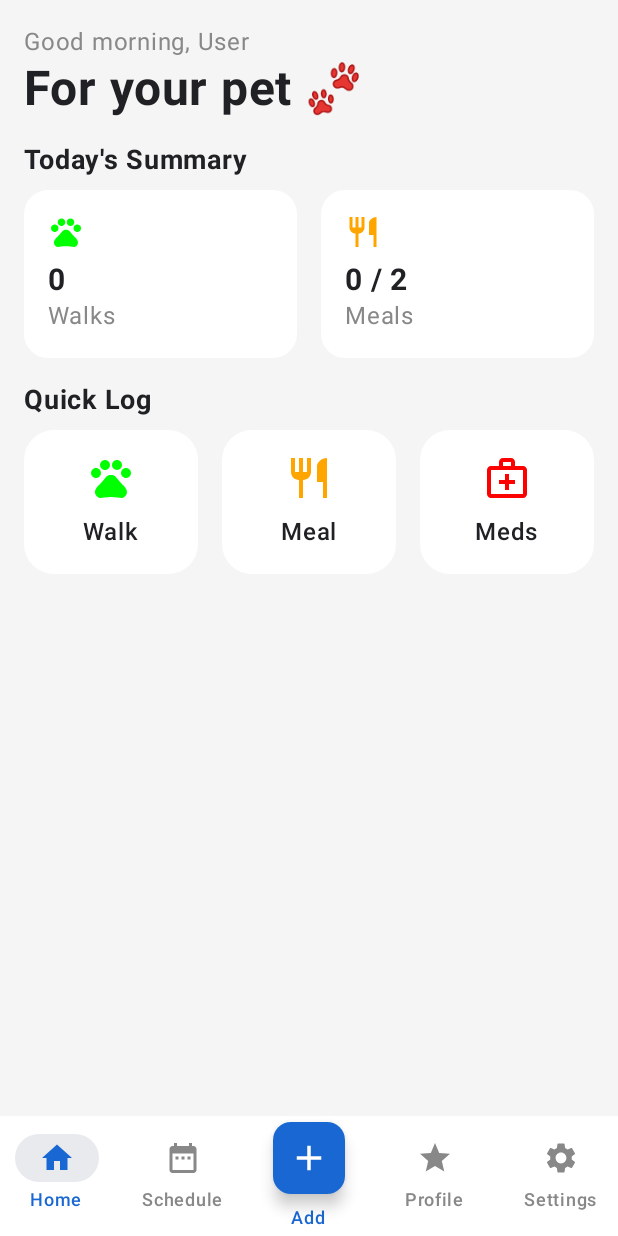
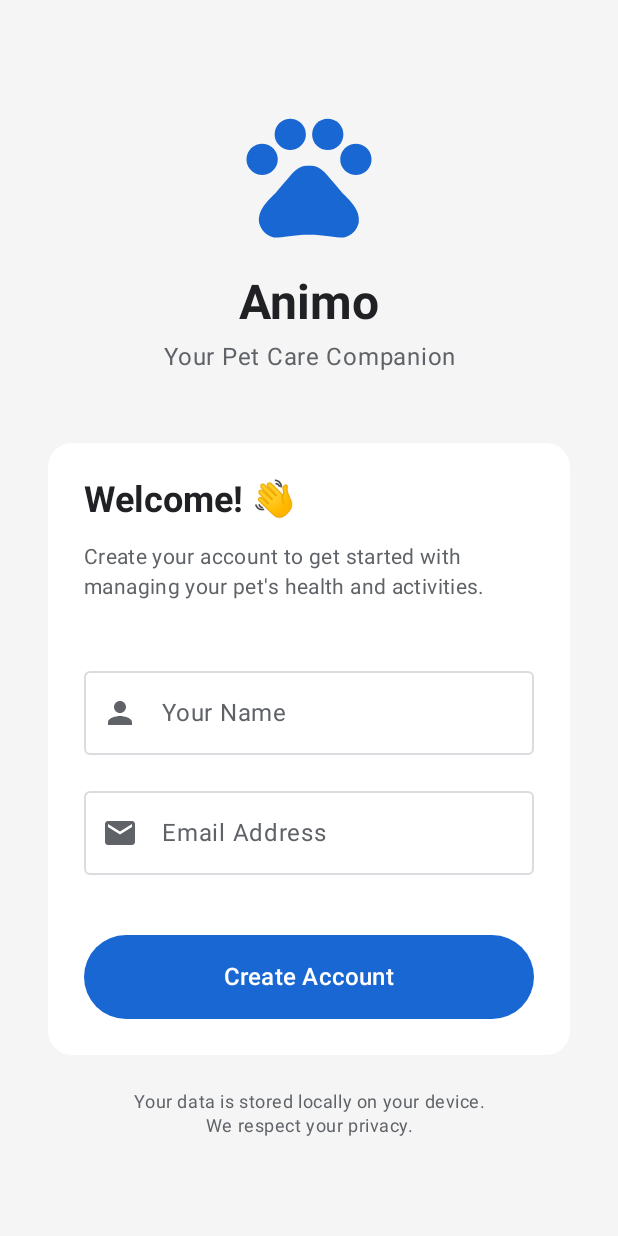
Before and after one commit to linnthantsoewai/animo, an Android app built with Jetpack Compose: the screen it shows after launch (MainActivity), on a phone screen of 412 x 824 dp. Run offline under Robolectric (Android 15) with nearby library versions, the phone set to English and light mode, and no system bars; our stand-ins replace Room's generated code.

Commit message:
feat: Implement user registration and login flow
This commit introduces a mandatory user login/registration screen that appears when the app is first launched. Previously, login was optional via a dialog in the settings.

- **Implement `LoginScreen`:** A new, full-screen composable is added for user registration. It includes fields for name and email with validation, a welcome message, and an app logo.
- **Enforce Login in `MainActivity`:** The app now checks the user's login state upon startup. If the user is not logged in, it displays the `LoginScreen`; otherwise, it proceeds to the main app content (`AnimoApp`).
- **Refactor `SettingsScreen`:** The `LoginDialog` and the "Login / Register" button have been removed from the settings, as registration is now handled at the app's entry point. The user information section is simplified to always display the logged-in user's details.

```diff
--- a/app/src/main/java/com/ltsw/animo/MainActivity.kt
+++ b/app/src/main/java/com/ltsw/animo/MainActivity.kt
@@ -6,6 +6,7 @@ import androidx.activity.compose.setContent
 import androidx.compose.runtime.collectAsState
 import androidx.compose.runtime.getValue
 import com.ltsw.animo.ui.navigation.AnimoApp
+import com.ltsw.animo.ui.screens.LoginScreen
 import com.ltsw.animo.ui.theme.AnimoTheme
 
 class MainActivity : ComponentActivity() {
@@ -15,8 +16,20 @@ class MainActivity : ComponentActivity() {
             val application = applicationContext as AnimoApplication
             val isDarkMode by application.themePreferences.isDarkMode.collectAsState(initial = false)
 
+            // Check if user is logged in
+            val loggedInUser by application.userRepository.loggedInUser.collectAsState(initial = null)
+
             AnimoTheme(darkTheme = isDarkMode) {
-                AnimoApp()
+                if (loggedInUser == null) {
+                    // Show login screen if no user is logged in
+                    LoginScreen(onLoginSuccess = {
+                        // User logged in, the state will update automatically
+                        // and the main app will be displayed
+                    })
+                } else {
+                    // User is logged in, show main app
+                    AnimoApp()
+                }
             }
         }
     }
--- /dev/null
+++ b/app/src/main/java/com/ltsw/animo/ui/screens/LoginScreen.kt
@@ -0,0 +1,220 @@
+package com.ltsw.animo.ui.screens
+
+import androidx.compose.foundation.background
+import androidx.compose.foundation.layout.*
+import androidx.compose.foundation.rememberScrollState
+import androidx.compose.foundation.verticalScroll
+import androidx.compose.material.icons.Icons
+import androidx.compose.material.icons.filled.Email
+import androidx.compose.material.icons.filled.Person
+import androidx.compose.material.icons.filled.Pets
+import androidx.compose.material3.*
+import androidx.compose.runtime.*
+import androidx.compose.ui.Alignment
+import androidx.compose.ui.Modifier
+import androidx.compose.ui.platform.LocalContext
+import androidx.compose.ui.text.font.FontWeight
+import androidx.compose.ui.text.style.TextAlign
+import androidx.compose.ui.unit.dp
+import com.ltsw.animo.AnimoApplication
+import kotlinx.coroutines.launch
+
+@Composable
+fun LoginScreen(onLoginSuccess: () -> Unit) {
+    val context = LocalContext.current
+    val application = context.applicationContext as AnimoApplication
+    val userRepository = application.userRepository
+
+    var name by remember { mutableStateOf("") }
+    var email by remember { mutableStateOf("") }
+    var nameError by remember { mutableStateOf(false) }
+    var emailError by remember { mutableStateOf(false) }
+    var isLoading by remember { mutableStateOf(false) }
+
+    val scope = rememberCoroutineScope()
+    val snackbarHostState = remember { SnackbarHostState() }
+
+    Box(
+        modifier = Modifier
+            .fillMaxSize()
+            .background(MaterialTheme.colorScheme.background)
+    ) {
+        Column(
+            modifier = Modifier
+                .fillMaxSize()
+                .verticalScroll(rememberScrollState())
+                .padding(32.dp),
+            horizontalAlignment = Alignment.CenterHorizontally,
+            verticalArrangement = Arrangement.Center
+        ) {
+            // Logo/Icon
+            Icon(
+                imageVector = Icons.Filled.Pets,
+                contentDescription = "Animo Logo",
+                modifier = Modifier.size(100.dp),
+                tint = MaterialTheme.colorScheme.primary
+            )
+
+            Spacer(modifier = Modifier.height(16.dp))
+
+            // App Name
+            Text(
+                text = "Animo",
+                style = MaterialTheme.typography.headlineLarge,
+                fontWeight = FontWeight.Bold,
+                color = MaterialTheme.colorScheme.onBackground
+            )
+
+            Spacer(modifier = Modifier.height(8.dp))
+
+            // Tagline
+            Text(
+                text = "Your Pet Care Companion",
+                style = MaterialTheme.typography.bodyLarge,
+                color = MaterialTheme.colorScheme.onSurfaceVariant,
+                textAlign = TextAlign.Center
+            )
+
+            Spacer(modifier = Modifier.height(48.dp))
+
+            // Welcome Card
+            Card(
+                modifier = Modifier.fillMaxWidth(),
+                shape = MaterialTheme.shapes.large,
+                colors = CardDefaults.cardColors(
+                    containerColor = MaterialTheme.colorScheme.surface
+                )
+            ) {
+                Column(
+                    modifier = Modifier.padding(24.dp),
+                    verticalArrangement = Arrangement.spacedBy(16.dp)
+                ) {
+                    Text(
+                        text = "Welcome! 👋",
+                        style = MaterialTheme.typography.headlineSmall,
+                        fontWeight = FontWeight.Bold
+                    )
+
+                    Text(
+                        text = "Create your account to get started with managing your pet's health and activities.",
+                        style = MaterialTheme.typography.bodyMedium,
+                        color = MaterialTheme.colorScheme.onSurfaceVariant
+                    )
+
+                    Spacer(modifier = Modifier.height(8.dp))
+
+                    // Name Field
+                    OutlinedTextField(
+                        value = name,
+                        onValueChange = {
+                            name = it
+                            nameError = false
+                        },
+                        label = { Text("Your Name") },
+                        placeholder = { Text("Enter your name") },
+                        leadingIcon = {
+                            Icon(Icons.Filled.Person, contentDescription = "Name")
+                        },
+                        isError = nameError,
+                        supportingText = if (nameError) {
+                            { Text("Name is required") }
+                        } else null,
+                        singleLine = true,
+                        modifier = Modifier.fillMaxWidth(),
+                        enabled = !isLoading
+                    )
+
+                    // Email Field
+                    OutlinedTextField(
+                        value = email,
+                        onValueChange = {
+                            email = it
+                            emailError = false
+                        },
+                        label = { Text("Email Address") },
+                        placeholder = { Text("Enter your email") },
+                        leadingIcon = {
+                            Icon(Icons.Filled.Email, contentDescription = "Email")
+                        },
+                        isError = emailError,
+                        supportingText = if (emailError) {
+                            { Text("Valid email is required") }
+                        } else null,
+                        singleLine = true,
+                        modifier = Modifier.fillMaxWidth(),
+                        enabled = !isLoading
+                    )
+
+                    Spacer(modifier = Modifier.height(8.dp))
+
+                    // Create Account Button
+                    Button(
+                        onClick = {
+                            var hasError = false
+
+                            if (name.isBlank()) {
+                                nameError = true
+                                hasError = true
+                            }
+
+                            if (email.isBlank() || !android.util.Patterns.EMAIL_ADDRESS.matcher(email).matches()) {
+                                emailError = true
+                                hasError = true
+                            }
+
+                            if (!hasError) {
+                                isLoading = true
+                                scope.launch {
+                                    try {
+                                        userRepository.registerUser(name.trim(), email.trim())
+                                        onLoginSuccess()
+                                    } catch (e: Exception) {
+                                        isLoading = false
+                                        snackbarHostState.showSnackbar(
+                                            message = "Error: ${e.message}",
+                                            duration = SnackbarDuration.Short
+                                        )
+                                    }
+                                }
+                            }
+                        },
+                        modifier = Modifier
+                            .fillMaxWidth()
+                            .height(56.dp),
+                        enabled = !isLoading
+                    ) {
+                        if (isLoading) {
+                            CircularProgressIndicator(
+                                modifier = Modifier.size(24.dp),
+                                color = MaterialTheme.colorScheme.onPrimary
+                            )
+                        } else {
+                            Text(
+                                text = "Create Account",
+                                style = MaterialTheme.typography.titleMedium
+                            )
+                        }
+                    }
+                }
+            }
+
+            Spacer(modifier = Modifier.height(24.dp))
+
+            // Privacy Note
+            Text(
+                text = "Your data is stored locally on your device.\nWe respect your privacy.",
+                style = MaterialTheme.typography.bodySmall,
+                color = MaterialTheme.colorScheme.onSurfaceVariant,
+                textAlign = TextAlign.Center
+            )
+        }
+
+        // Snackbar
+        SnackbarHost(
+            hostState = snackbarHostState,
+            modifier = Modifier
+                .align(Alignment.BottomCenter)
+                .padding(16.dp)
+        )
+    }
+}
```
Also changed, not shown: app/src/main/java/com/ltsw/animo/ui/screens/SettingsScreen.kt (+4 -124 lines).
